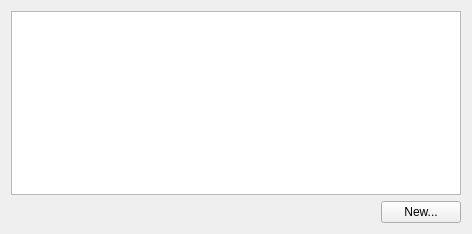
First picture: the form in applet/ui/appearance.ui, repository Emdek/plasmoid-adjustable-clock, before the edit.
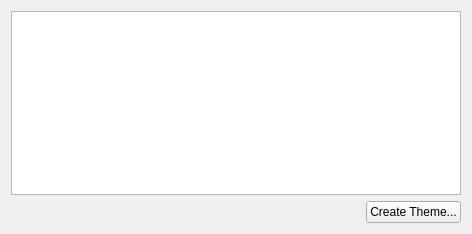
Second picture: the form after the edit.

Commit message: Rename button

```diff
--- a/applet/ui/appearance.ui
+++ b/applet/ui/appearance.ui
@@ -48,7 +48,7 @@
      <item>
       <widget class="QPushButton" name="newButton">
        <property name="text">
-        <string>New...</string>
+        <string>Create Theme...</string>
        </property>
       </widget>
      </item>
```
Left out of the diff: 2 changed lines with no effect on the pictures. The commit also changes 1 other file.
